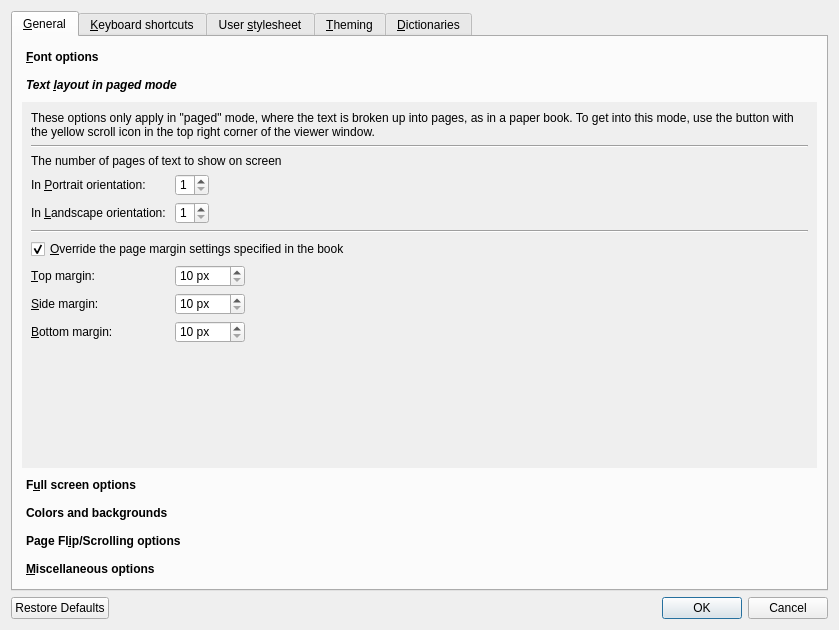
Qt form src/calibre/gui2/viewer/config.ui (kovidgoyal/calibre) before a commit.
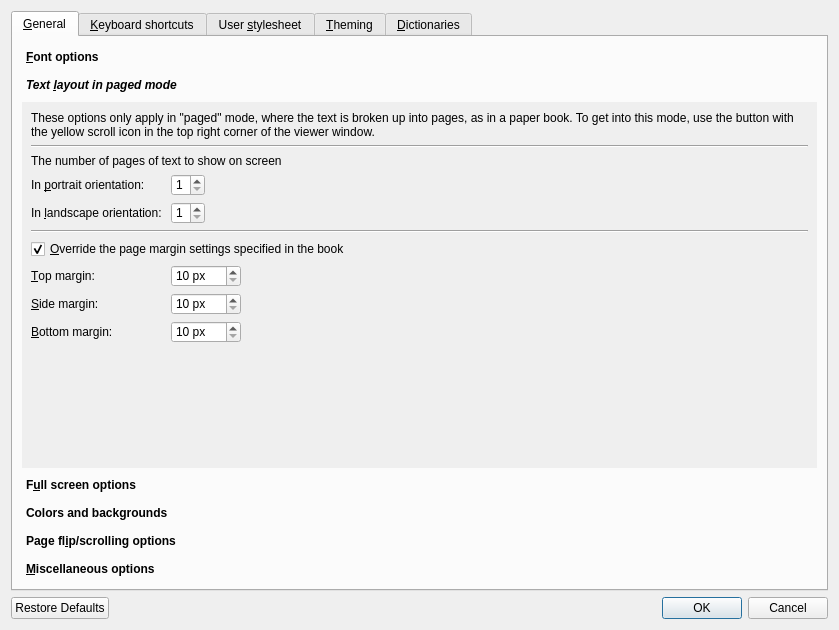
The same form after that commit. The open tabs and pages were chosen to show the change. Icons and pictures are not drawn.

Patch:
```diff
--- a/src/calibre/gui2/viewer/config.ui
+++ b/src/calibre/gui2/viewer/config.ui
@@ -271,7 +271,7 @@
            <item row="5" column="0">
             <widget class="QLabel" name="label_27">
              <property name="text">
-              <string>In &amp;Portrait orientation:</string>
+              <string>In &amp;portrait orientation:</string>
              </property>
              <property name="buddy">
               <cstring>opt_cols_per_screen_portrait</cstring>
@@ -387,7 +387,7 @@
            <item row="6" column="0">
             <widget class="QLabel" name="label_28">
              <property name="text">
-              <string>In &amp;Landscape orientation: </string>
+              <string>In &amp;landscape orientation: </string>
              </property>
              <property name="buddy">
               <cstring>opt_cols_per_screen_landscape</cstring>
@@ -600,7 +600,7 @@
            </rect>
           </property>
           <attribute name="label">
-           <string>Page Fl&amp;ip/Scrolling options</string>
+           <string>Page fl&amp;ip/scrolling options</string>
           </attribute>
           <widget class="QLabel" name="label_11">
            <property name="geometry">
```
